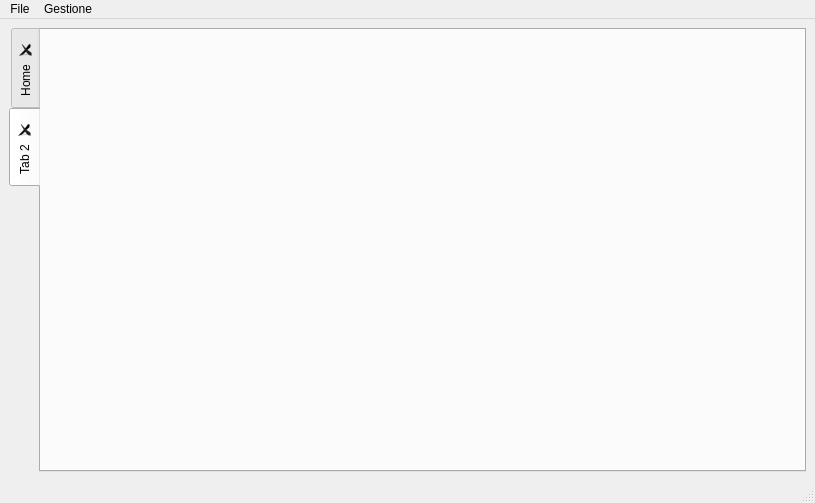
Qt form mainwindow.ui (Gabriele266/ArduinoPacMan) before a commit.
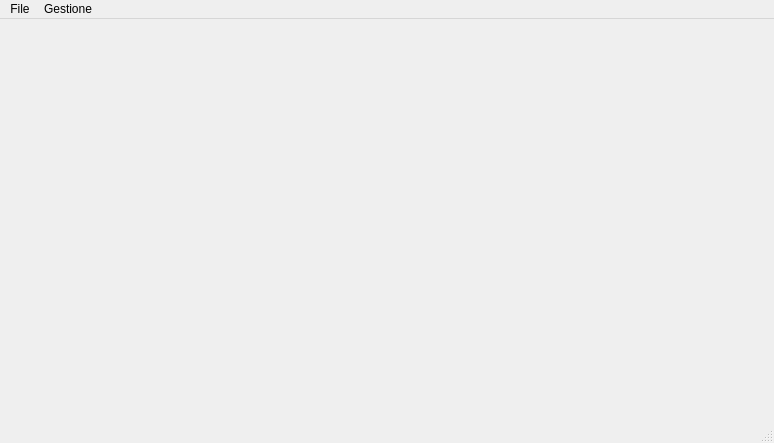
The same form after that commit.

Diff of the .ui file:
```diff
--- a/mainwindow.ui
+++ b/mainwindow.ui
@@ -6,8 +6,8 @@
    <rect>
     <x>0</x>
     <y>0</y>
-    <width>815</width>
-    <height>503</height>
+    <width>774</width>
+    <height>443</height>
    </rect>
   </property>
   <property name="windowTitle">
@@ -16,33 +16,7 @@
   <widget class="QWidget" name="centralwidget">
    <layout class="QHBoxLayout" name="horizontalLayout">
     <item>
-     <widget class="QTabWidget" name="packageManager">
-      <property name="tabPosition">
-       <enum>QTabWidget::West</enum>
-      </property>
-      <property name="currentIndex">
-       <number>1</number>
-      </property>
-      <property name="tabsClosable">
-       <bool>true</bool>
-      </property>
-      <property name="movable">
-       <bool>true</bool>
-      </property>
-      <property name="tabBarAutoHide">
-       <bool>true</bool>
-      </property>
-      <widget class="QWidget" name="tab">
-       <attribute name="title">
-        <string>Home</string>
-       </attribute>
-      </widget>
-      <widget class="QWidget" name="tab_2">
-       <attribute name="title">
-        <string>Tab 2</string>
-       </attribute>
-      </widget>
-     </widget>
+     <layout class="QVBoxLayout" name="verticalLayout"/>
     </item>
    </layout>
   </widget>
@@ -51,7 +25,7 @@
     <rect>
      <x>0</x>
      <y>0</y>
-     <width>815</width>
+     <width>774</width>
      <height>22</height>
     </rect>
    </property>
```
